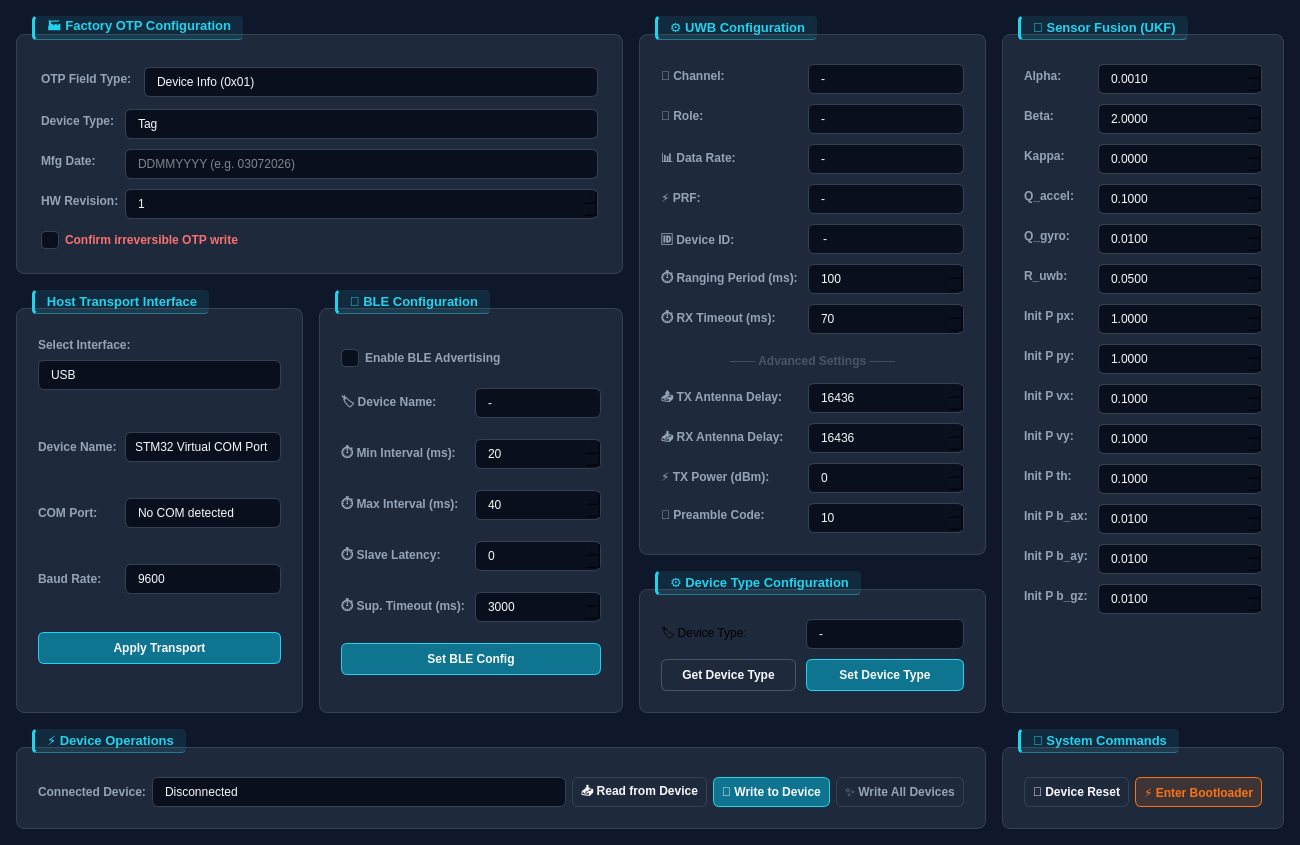
The window that software/uwb_rtls_studio/views/ui/config_tab.ui (phuongmt08/uwb-rtls) describes before a commit, drawn with Qt 5.
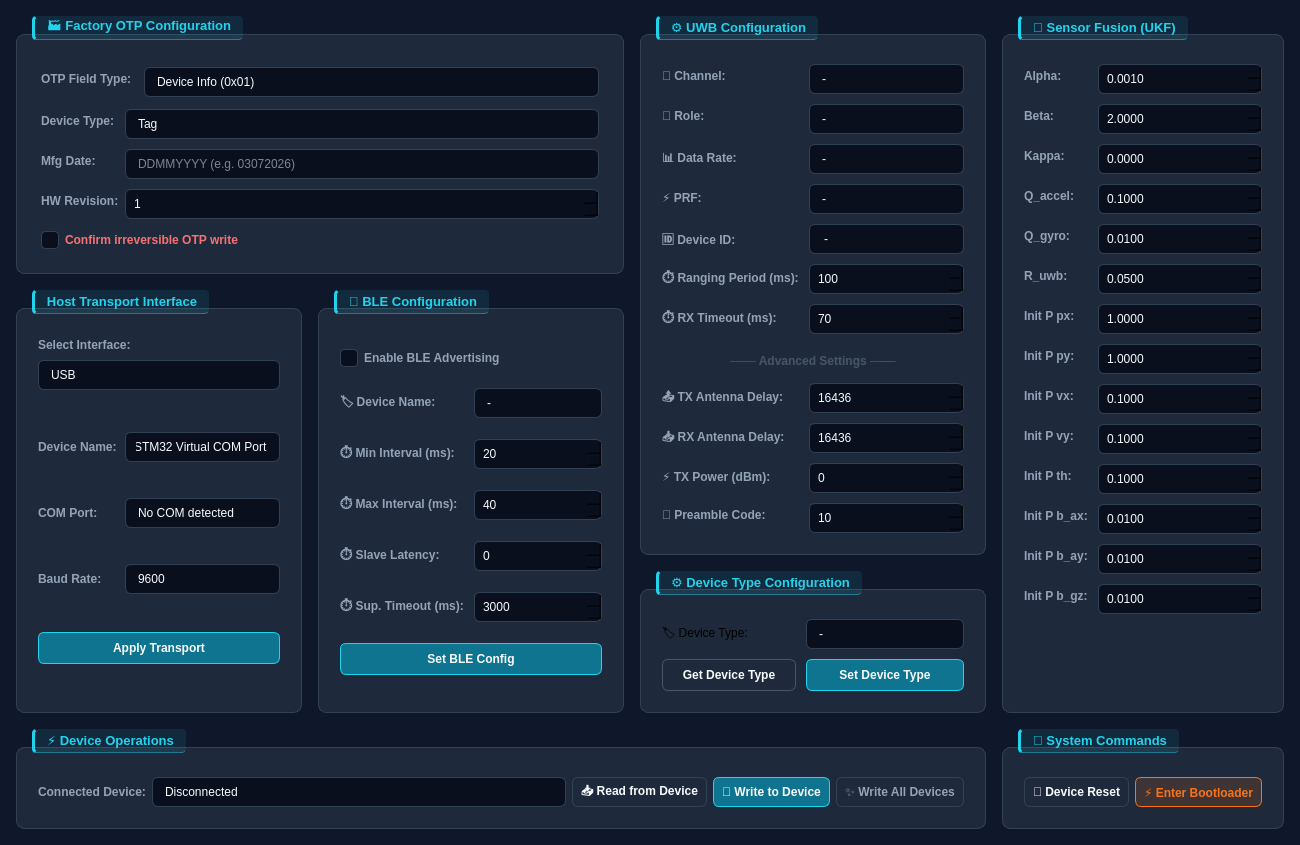
The same window after the commit. Icons and pictures are not drawn.

What changed in the file:
```diff
--- a/software/uwb_rtls_studio/views/ui/config_tab.ui
+++ b/software/uwb_rtls_studio/views/ui/config_tab.ui
@@ -63,7 +63,8 @@
     color: #F8FAFC;
     border: 1px solid #334155;
     border-radius: 6px;
-    padding: 6px 26px 6px 10px;
+    padding: 6px 18px 6px 6px;
+    min-width: 90px;
 }
 QSpinBox:focus, QDoubleSpinBox:focus {
     border-color: #22D3EE;
```
